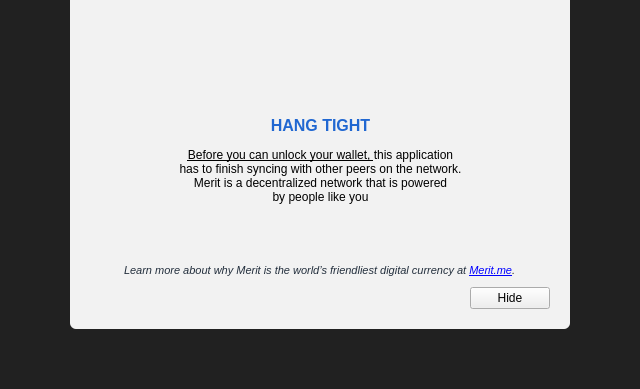
This is src/qt/forms/modaloverlay.ui in meritlabs/merit as Qt 5 draws it before an edit; both pictures show x 0 to 640 and y 211 to 600 of the 640 by 600 pixel window. The edited form follows.
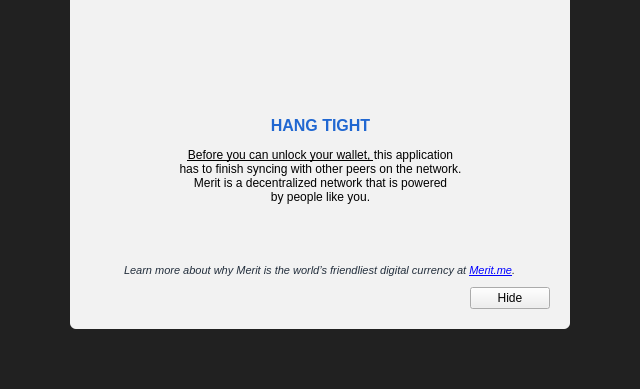
This is the edited form. Icons and pictures are not drawn. Custom widgets are drawn as their Qt base class.

```diff
--- a/src/qt/forms/modaloverlay.ui
+++ b/src/qt/forms/modaloverlay.ui
@@ -368,7 +368,7 @@
               </rect>
              </property>
              <property name="text">
-              <string>&lt;html&gt;&lt;head/&gt;&lt;body&gt;&lt;p align=&quot;center&quot;&gt;&lt;span style=&quot; font-size:12pt; font-weight:600; color:#2067d1;&quot;&gt;HANG TIGHT&lt;br/&gt;&lt;/span&gt;&lt;br/&gt;&lt;span style=&quot; text-decoration: underline; color:#000000;&quot;&gt;Before you can unlock your wallet, &lt;/span&gt;&lt;span style=&quot; color:#000000;&quot;&gt;this application&lt;br/&gt;has to finish syncing with other peers on the network.&lt;br/&gt;Merit is a decentralized network that is powered&lt;br/&gt;by people like you&lt;/span&gt;&lt;/p&gt;&lt;/body&gt;&lt;/html&gt;</string>
+              <string>&lt;html&gt;&lt;head/&gt;&lt;body&gt;&lt;p align=&quot;center&quot;&gt;&lt;span style=&quot; font-size:12pt; font-weight:600; color:#2067d1;&quot;&gt;HANG TIGHT&lt;br/&gt;&lt;/span&gt;&lt;br/&gt;&lt;span style=&quot; text-decoration: underline; color:#000000;&quot;&gt;Before you can unlock your wallet, &lt;/span&gt;&lt;span style=&quot; color:#000000;&quot;&gt;this application&lt;br/&gt;has to finish syncing with other peers on the network.&lt;br/&gt;Merit is a decentralized network that is powered&lt;br/&gt;by people like you.&lt;/span&gt;&lt;/p&gt;&lt;/body&gt;&lt;/html&gt;</string>
              </property>
              <property name="textFormat">
               <enum>Qt::RichText</enum>
```
